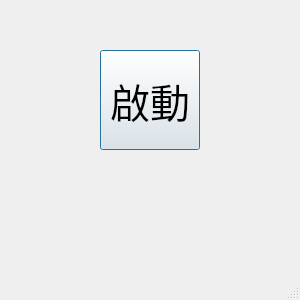
First picture: the form in eric6_project/marble_monitor/ui/Dialog.ui, repository s40523230/scrum_cadp_final, before the edit.
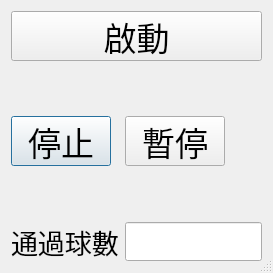
Second picture: the form after the edit.

Patch:
```diff
--- a/eric6_project/marble_monitor/ui/Dialog.ui
+++ b/eric6_project/marble_monitor/ui/Dialog.ui
@@ -6,20 +6,20 @@
    <rect>
     <x>0</x>
     <y>0</y>
-    <width>300</width>
-    <height>300</height>
+    <width>273</width>
+    <height>273</height>
    </rect>
   </property>
   <property name="minimumSize">
    <size>
-    <width>300</width>
-    <height>300</height>
+    <width>273</width>
+    <height>273</height>
    </size>
   </property>
   <property name="maximumSize">
    <size>
-    <width>300</width>
-    <height>300</height>
+    <width>273</width>
+    <height>273</height>
    </size>
   </property>
   <property name="windowTitle">
@@ -28,36 +28,104 @@
   <property name="sizeGripEnabled">
    <bool>true</bool>
   </property>
+  <layout class="QGridLayout" name="gridLayout">
+   <item row="1" column="0" rowspan="2" colspan="2">
+    <widget class="QPushButton" name="stop">
+     <property name="minimumSize">
+      <size>
+       <width>50</width>
+       <height>50</height>
+      </size>
+     </property>
+     <property name="maximumSize">
+      <size>
+       <width>100</width>
+       <height>50</height>
+      </size>
+     </property>
+     <property name="font">
+      <font>
+       <pointsize>25</pointsize>
+      </font>
+     </property>
+     <property name="text">
+      <string>停止</string>
+     </property>
+    </widget>
+   </item>
+   <item row="1" column="2" rowspan="2">
+    <widget class="QPushButton" name="pause">
+     <property name="minimumSize">
+      <size>
+       <width>100</width>
+       <height>50</height>
+      </size>
+     </property>
+     <property name="maximumSize">
+      <size>
+       <width>100</width>
+       <height>50</height>
+      </size>
+     </property>
+     <property name="font">
+      <font>
+       <pointsize>25</pointsize>
+      </font>
+     </property>
+     <property name="text">
+      <string>暫停</string>
+     </property>
+    </widget>
+   </item>
+   <item row="3" column="2">
+    <widget class="QLineEdit" name="display">
+     <property name="font">
+      <font>
+       <pointsize>20</pointsize>
+      </font>
+     </property>
+     <property name="alignment">
+      <set>Qt::AlignRight|Qt::AlignTrailing|Qt::AlignVCenter</set>
+     </property>
+    </widget>
+   </item>
+   <item row="3" column="0" colspan="2">
+    <widget class="QLabel" name="label">
+     <property name="font">
+      <font>
+       <pointsize>20</pointsize>
+      </font>
+     </property>
+     <property name="text">
+      <string>通過球數</string>
+     </property>
+    </widget>
+   </item>
+   <item row="0" column="0" colspan="3">
   <widget class="QPushButton" name="start">
-   <property name="geometry">
-    <rect>
-     <x>100</x>
-     <y>50</y>
-     <width>100</width>
-     <height>100</height>
-    </rect>
-   </property>
    <property name="minimumSize">
     <size>
-     <width>100</width>
-     <height>100</height>
+       <width>0</width>
+       <height>50</height>
     </size>
    </property>
    <property name="maximumSize">
     <size>
-     <width>100</width>
-     <height>100</height>
+       <width>16777215</width>
+       <height>50</height>
     </size>
    </property>
    <property name="font">
     <font>
-     <pointsize>30</pointsize>
+       <pointsize>25</pointsize>
     </font>
    </property>
    <property name="text">
     <string>啟動</string>
    </property>
   </widget>
+   </item>
+  </layout>
  </widget>
  <resources/>
  <connections/>
```
Left out of the diff: 2 changed lines with no effect on the pictures. Lines whose indentation alone changed are shown as unchanged.
